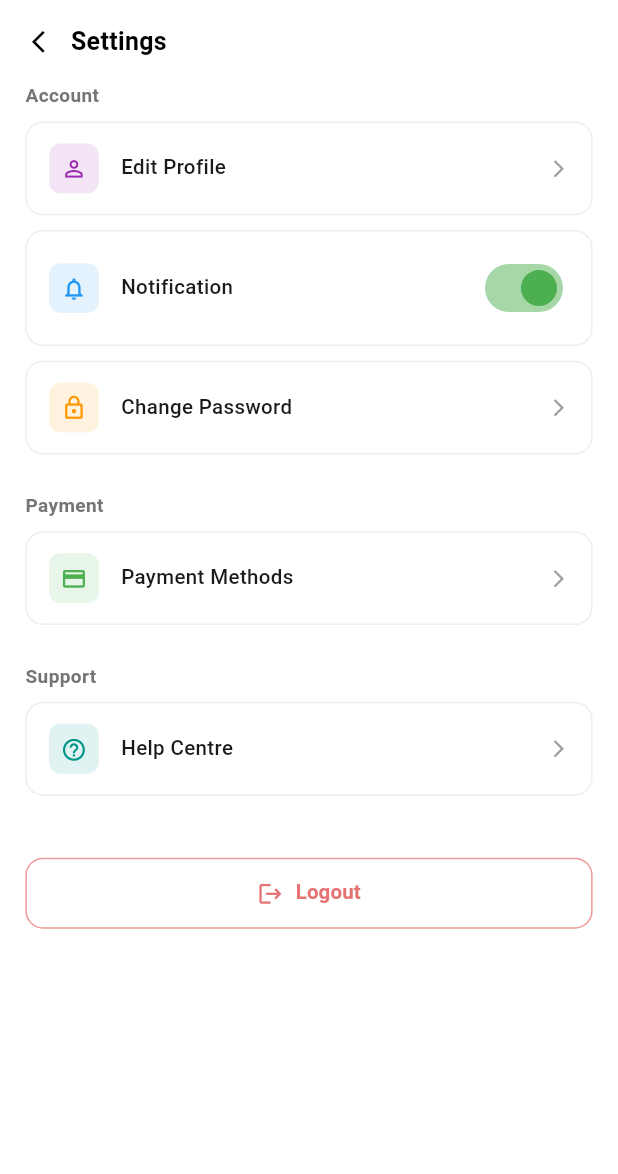
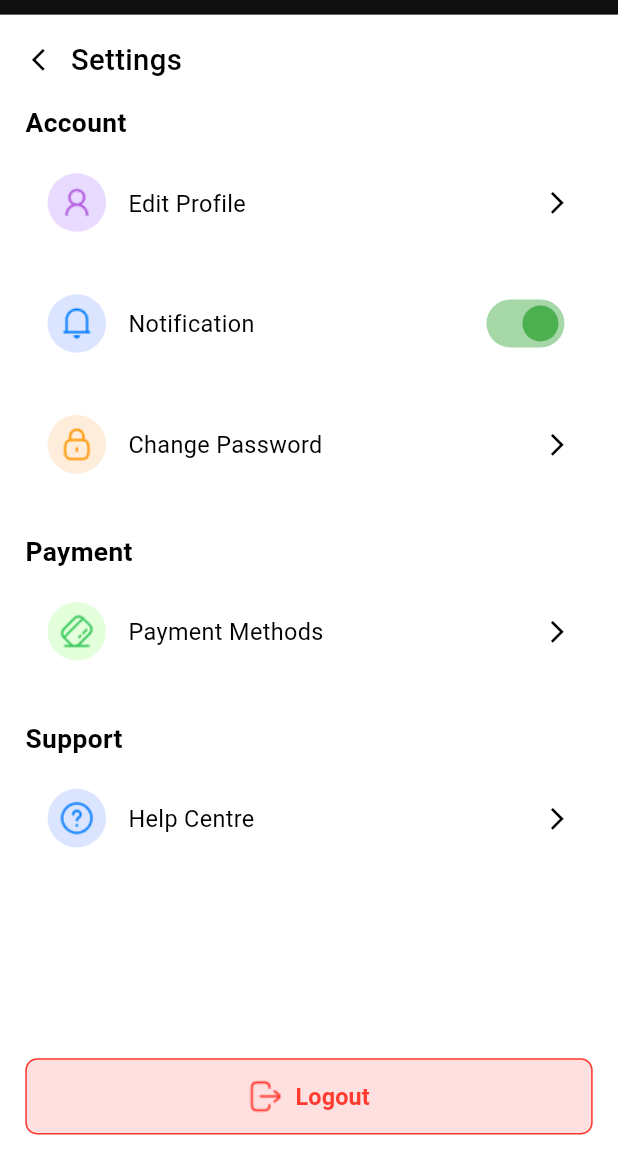
Before and after one commit to EngrJosimuddin42/App-Bloom, a Flutter app: the BarberSettingsScreen screen opened directly, on a phone screen of 412 x 824 dp. Shown: the top 1174 px of the screen. Run offline on Flutter 3.47's test engine with Material 3 defaults, Android fonts, the phone set to English and light mode, and no system bars; our stand-ins replace dio, flutter_map, flutter_screenutil, get, get_storage, latlong2 and 1 more; accounts and stored records are empty; network calls fail.

Commit message:
Profile Code Update

```diff
--- a/lib/controllers/barber_home_controller.dart
+++ b/lib/controllers/barber_home_controller.dart
@@ -37,6 +37,8 @@ class BarberHomeController extends GetxController {
   final _editIdNumber   = ''.obs;
   final _editLocation   = ''.obs;
   final _editExperience = 0.obs;
+  final _notificationEnabled = true.obs;
+
 
   // ── Dashboard Getters ──
   bool get isOnline           => _isOnline.value;
@@ -69,6 +71,8 @@ class BarberHomeController extends GetxController {
   String get editIdNumber   => _editIdNumber.value;
   String get editLocation   => _editLocation.value;
   int    get editExperience => _editExperience.value;
+  bool get notificationEnabled => _notificationEnabled.value;
+
 
   @override
   void onInit() {
@@ -237,6 +241,12 @@ class BarberHomeController extends GetxController {
     update();
   }
 
+  void toggleNotification(bool value) {
+    _notificationEnabled.value = value;
+    update();
+    // PRODUCTION: await _api.updateNotificationSetting(value);
+  }
+
   void decrementExperience() {
     if (_editExperience.value > 0) {
       _editExperience.value--;
--- a/lib/main.dart
+++ b/lib/main.dart
@@ -1,6 +1,4 @@
 import 'package:app_bloom/views/screens/home/barber/barber_home_screen.dart';
-import 'package:app_bloom/views/screens/home/barber/profile_setup/barber_required_info_screen.dart';
-import 'package:app_bloom/views/screens/splash_screen.dart';
 import 'package:flutter/material.dart';
 import 'package:flutter_screenutil/flutter_screenutil.dart';
 import 'package:get/get.dart';
--- a/lib/themes/app_colors.dart
+++ b/lib/themes/app_colors.dart
@@ -12,17 +12,23 @@ class AppColors {
   static const Color secondary      = Color(0xFF34C759);
   static const Color secondaryLight = Color(0xFF4DDBBA);
   static const Color secondaryDark  = Color(0xFF008F6B);
+  static const Color purple  = Color(0xFFAF52DE);
 
   // Background Colors
   static const Color background     = Color(0xFFFFFFFF);
   static const Color backgroundBlue = Color(0xFF007AFF);
   static const Color backgroundGrey = Color(0xFFD9D9D9);
   static const Color backgroundOrange = Color(0xFFFF9500);
+  static const Color backgroundOrange1 = Color(0x33FFA64C);
   static const Color backgroundRed = Color(0x29FF0000);
+  static const Color backgroundRed1 = Color(0x1FFF0000);
   static const Color backgroundBlack = Color(0xFF000000);
   static const Color backgroundGreen = Color(0x2900FF88);
+  static const Color backgroundGreen1 = Color(0x3376FF4C);
   static const Color backgroundBlack1 = Color(0xFF0F0F0F);
   static const Color backgroundAss = Color(0x853C3C3C);
+  static const Color backgroundPurple = Color(0x338E4CFF);
+  static const Color background1 = Color(0x334C7FFF);
 
   // Surface / Card
   static const Color surface        = Color(0xFFFFFFFF);
--- /dev/null
+++ b/lib/views/base/section_title.dart
@@ -0,0 +1,22 @@
+import 'package:app_bloom/themes/app_colors.dart';
+import 'package:flutter/material.dart';
+import 'package:flutter_screenutil/flutter_screenutil.dart';
+
+import '../../themes/app_text_styles.dart';
+
+class SectionTitle extends StatelessWidget {
+  final String title;
+  const SectionTitle({super.key, required this.title});
+
+  @override
+  Widget build(BuildContext context) {
+    return Text(
+      title,
+      style: AppTextStyles.headingLarge.copyWith(
+        fontSize: 18.sp,
+        fontWeight: FontWeight.w600,
+        color: AppColors.textBlack,
+      ),
+    );
+  }
+}
--- /dev/null
+++ b/lib/views/base/settings_item.dart
@@ -0,0 +1,74 @@
+import 'package:app_bloom/themes/app_colors.dart';
+import 'package:flutter/material.dart';
+import 'package:flutter_screenutil/flutter_screenutil.dart';
+
+import '../../themes/app_text_styles.dart';
+
+class SettingsItem extends StatelessWidget {
+  final String iconPath;
+  final Color iconColor;
+  final Color iconBg;
+  final String title;
+  final VoidCallback? onTap;
+  final Widget? trailing;
+  final bool showArrow;
+
+  const SettingsItem({
+    super.key,
+    required this.iconPath,
+    required this.iconColor,
+    required this.iconBg,
+    required this.title,
+    this.onTap,
+    this.trailing,
+    this.showArrow = true,
+  });
+
+  @override
+  Widget build(BuildContext context) {
+    return GestureDetector(
+      onTap: onTap,
+      child: Container(
+        margin: EdgeInsets.only(bottom: 10.h),
+        padding: EdgeInsets.symmetric(horizontal: 14.w, vertical: 14.h),
+        decoration: BoxDecoration(
+          color: Colors.white,
+          borderRadius: BorderRadius.circular(12.r),
+        ),
+        child: Row(
+          children: [
+            Container(
+              padding: EdgeInsets.all(8.r),
+              decoration: BoxDecoration(
+                color: iconBg,
+                borderRadius: BorderRadius.circular(44.r),
+              ),
+              child: Image.asset(
+                iconPath,
+                width: 24.r,
+                height: 24.r,
+                color: iconColor,
+              ),
+            ),
+            SizedBox(width: 14.w),
+            Expanded(
+              child: Text(
+                title,
+                style: AppTextStyles.headingLarge.copyWith(
+                  fontSize: 16.sp,
+                  fontWeight: FontWeight.w400,
+                  color: AppColors.textBlack,
+                ),
+              ),
+            ),
+            trailing ??
+                (showArrow
+                    ? Icon(Icons.arrow_forward_ios,
+                    size: 18.r, color: AppColors.textBlack)
+                    : const SizedBox.shrink()),
+          ],
+        ),
+      ),
+    );
+  }
+}
--- a/lib/views/screens/home/barber/profile/barber_settings_screen.dart
+++ b/lib/views/screens/home/barber/profile/barber_settings_screen.dart
@@ -2,8 +2,12 @@ import 'package:flutter/material.dart';
 import 'package:flutter/services.dart';
 import 'package:flutter_screenutil/flutter_screenutil.dart';
 import 'package:get/get.dart';
+import '../../../../../controllers/barber_home_controller.dart';
 import '../../../../../themes/app_colors.dart';
 import '../../../../../themes/app_text_styles.dart';
+import '../../../../base/section_title.dart';
+import '../../../../base/settings_item.dart';
+import '../../../login_screen.dart';
 import 'barber_edit_profile_screen.dart';
 import 'barber_change_password_screen.dart';
 
@@ -12,14 +16,27 @@ class BarberSettingsScreen extends StatelessWidget {
 
   @override
   Widget build(BuildContext context) {
+    final c = Get.find<BarberHomeController>();
     return AnnotatedRegion<SystemUiOverlayStyle>(
         value: const SystemUiOverlayStyle(
-        statusBarColor: Colors.white,
-        statusBarIconBrightness: Brightness.dark,
+          statusBarColor: AppColors.backgroundBlack1,
+          statusBarIconBrightness: Brightness.light,
         ),
         child: Scaffold(
-        backgroundColor: Colors.white,
+            backgroundColor: AppColors.backgroundBlack1,
             body: SafeArea(
+              top: true,
+              child: Column(
+                  crossAxisAlignment: CrossAxisAlignment.start,
+                  children: [
+
+                  // ── Status bar extended area ──
+                  Container(height: 10.h, color: AppColors.backgroundBlack1),
+
+              // ── Main Content ──
+              Expanded(
+                child: ColoredBox(
+                  color: AppColors.background,
                   child: Column(
                     crossAxisAlignment: CrossAxisAlignment.start,
                     children: [
@@ -37,8 +54,7 @@ class BarberSettingsScreen extends StatelessWidget {
                     Text(
                       'Settings',
                       style: AppTextStyles.headingLarge.copyWith(
-                        fontSize: 17.sp,
-                        fontWeight: FontWeight.w700,
+                        fontWeight: FontWeight.w500,
                         color: AppColors.textBlack,
                       ),
                     ),
@@ -53,32 +69,32 @@ class BarberSettingsScreen extends StatelessWidget {
                     crossAxisAlignment: CrossAxisAlignment.start,
                     children: [
                       // ── Account ──
-                      _SectionTitle(title: 'Account'),
+                      SectionTitle(title: 'Account'),
                       SizedBox(height: 8.h),
-                      _SettingsItem(
-                        icon: Icons.person_outline,
-                        iconColor: Colors.purple,
-                        iconBg: Colors.purple.shade50,
+                      SettingsItem(
+                        iconPath: 'assets/images/user.png',
+                        iconColor: AppColors.purple,
+                        iconBg: AppColors.backgroundPurple,
                         title: 'Edit Profile',
                         onTap: () => Get.to(() => const BarberEditProfileScreen(),
                             transition: Transition.rightToLeft),
                       ),
-                      _SettingsItem(
-                        icon: Icons.notifications_outlined,
-                        iconColor: Colors.blue,
-                        iconBg: Colors.blue.shade50,
+                      SettingsItem(
+                        iconPath: 'assets/images/notification.png',
+                        iconColor: AppColors.backgroundBlue,
+                        iconBg: AppColors.background1,
                         title: 'Notification',
-                        trailing: Switch(
-                          value: true,
-                          onChanged: (val) {},
+                        trailing: Obx(() => Switch(
+                          value: c.notificationEnabled,
+                          onChanged: c.toggleNotification,
                           activeColor: Colors.green,
-                        ),
+                        )),
                         showArrow: false,
                       ),
-                      _SettingsItem(
-                        icon: Icons.lock_outline,
-                        iconColor: Colors.orange,
-                        iconBg: Colors.orange.shade50,
+                      SettingsItem(
+                        iconPath: 'assets/images/lock.png',
+                        iconColor: AppColors.backgroundOrange,
+                        iconBg: AppColors.backgroundOrange1,
                         title: 'Change Password',
                         onTap: () => Get.to(() => const BarberChangePasswordScreen(),
                             transition: Transition.rightToLeft),
@@ -87,12 +103,12 @@ class BarberSettingsScreen extends StatelessWidget {
                       SizedBox(height: 16.h),
 
                       // ── Payment ──
-                      _SectionTitle(title: 'Payment'),
+                      SectionTitle(title: 'Payment'),
                       SizedBox(height: 8.h),
-                      _SettingsItem(
-                        icon: Icons.credit_card_outlined,
-                        iconColor: Colors.green,
-                        iconBg: Colors.green.shade50,
+                      SettingsItem(
+                        iconPath: 'assets/images/credit-card-pos.png',
+                        iconColor: AppColors.secondary,
+                        iconBg: AppColors.backgroundGreen1,
                         title: 'Payment Methods',
                         onTap: () {},
                       ),
@@ -100,40 +116,46 @@ class BarberSettingsScreen extends StatelessWidget {
                       SizedBox(height: 16.h),
 
                       // ── Support ──
-                      _SectionTitle(title: 'Support'),
+                      SectionTitle(title: 'Support'),
                       SizedBox(height: 8.h),
-                      _SettingsItem(
-                        icon: Icons.help_outline,
-                        iconColor: Colors.teal,
-                        iconBg: Colors.teal.shade50,
+                      SettingsItem(
+                        iconPath: 'assets/images/support.png',
+                        iconColor: AppColors.backgroundBlue,
+                        iconBg: AppColors.background1,
                         title: 'Help Centre',
                         onTap: () {},
                       ),
 
-                      SizedBox(height: 32.h),
+                      SizedBox(height: 120.h),
 
                       // ── Logout ──
                       SizedBox(
                         width: double.infinity,
                         child: OutlinedButton.icon(
-                          onPressed: () {
-                            // TODO: logout logic
-                          },
-                          icon: Icon(Icons.logout,
-                              size: 18.r, color: Colors.red.shade300),
+                          onPressed: () => Get.offAll(
+                                () => const LoginScreen(),
+                            transition: Transition.leftToRight,
+                          ),
+                          icon: Image.asset(
+                            'assets/images/logout-square.png',
+                            width: 24.r,
+                            height: 24.r,
+                            color: AppColors.borderRed,
+                          ),
                           label: Text(
                             'Logout',
-                            style: TextStyle(
-                              color: Colors.red.shade300,
-                              fontSize: 14.sp,
+                            style: AppTextStyles.headingLarge.copyWith(
+                              color: AppColors.borderRed,
+                              fontSize: 16.sp,
                               fontWeight: FontWeight.w600,
                             ),
                           ),
                           style: OutlinedButton.styleFrom(
+                            backgroundColor: AppColors.backgroundRed1,
                             padding: EdgeInsets.symmetric(vertical: 14.h),
-                            side: BorderSide(color: Colors.red.shade200),
+                            side: BorderSide(color: AppColors.borderRed),
                             shape: RoundedRectangleBorder(
-                              borderRadius: BorderRadius.circular(12.r),
+                              borderRadius: BorderRadius.circular(8.r),
                             ),
                           ),
                         ),
@@ -147,85 +169,8 @@ class BarberSettingsScreen extends StatelessWidget {
           ),
         ),
       ),
-    );
-  }
-}
-
-class _SectionTitle extends StatelessWidget {
-  final String title;
-  const _SectionTitle({required this.title});
-
-  @override
-  Widget build(BuildContext context) {
-    return Text(
-      title,
-      style: TextStyle(
-        fontSize: 13.sp,
-        fontWeight: FontWeight.w700,
-        color: Colors.grey.shade600,
+              ],
             ),
-    );
-  }
-}
-
-class _SettingsItem extends StatelessWidget {
-  final IconData icon;
-  final Color iconColor;
-  final Color iconBg;
-  final String title;
-  final VoidCallback? onTap;
-  final Widget? trailing;
-  final bool showArrow;
-
-  const _SettingsItem({
-    required this.icon,
-    required this.iconColor,
-    required this.iconBg,
-    required this.title,
-    this.onTap,
-    this.trailing,
-    this.showArrow = true,
-  });
-
-  @override
-  Widget build(BuildContext context) {
-    return GestureDetector(
-      onTap: onTap,
-      child: Container(
-        margin: EdgeInsets.only(bottom: 10.h),
-        padding: EdgeInsets.symmetric(horizontal: 14.w, vertical: 14.h),
-        decoration: BoxDecoration(
-          color: Colors.white,
-          border: Border.all(color: const Color(0xFFEEEEEE)),
-          borderRadius: BorderRadius.circular(12.r),
-        ),
-        child: Row(
-          children: [
-            Container(
-              padding: EdgeInsets.all(8.r),
-              decoration: BoxDecoration(
-                color: iconBg,
-                borderRadius: BorderRadius.circular(8.r),
-              ),
-              child: Icon(icon, size: 18.r, color: iconColor),
-            ),
-            SizedBox(width: 14.w),
-            Expanded(
-              child: Text(
-                title,
-                style: TextStyle(
-                  fontSize: 14.sp,
-                  fontWeight: FontWeight.w500,
-                  color: const Color(0xFF1A1A1A),
-                ),
-              ),
-            ),
-            trailing ??
-                (showArrow
-                    ? Icon(Icons.arrow_forward_ios,
-                    size: 14.r, color: Colors.grey)
-                    : const SizedBox.shrink()),
-          ],
         ),
         ),
     );
```
Also changed, not shown: assets/images/credit-card-pos.png (added), assets/images/lock.png (added), assets/images/logout-square.png (added), assets/images/support.png (added), pubspec.lock. Lines whose indentation alone changed are shown as unchanged.
